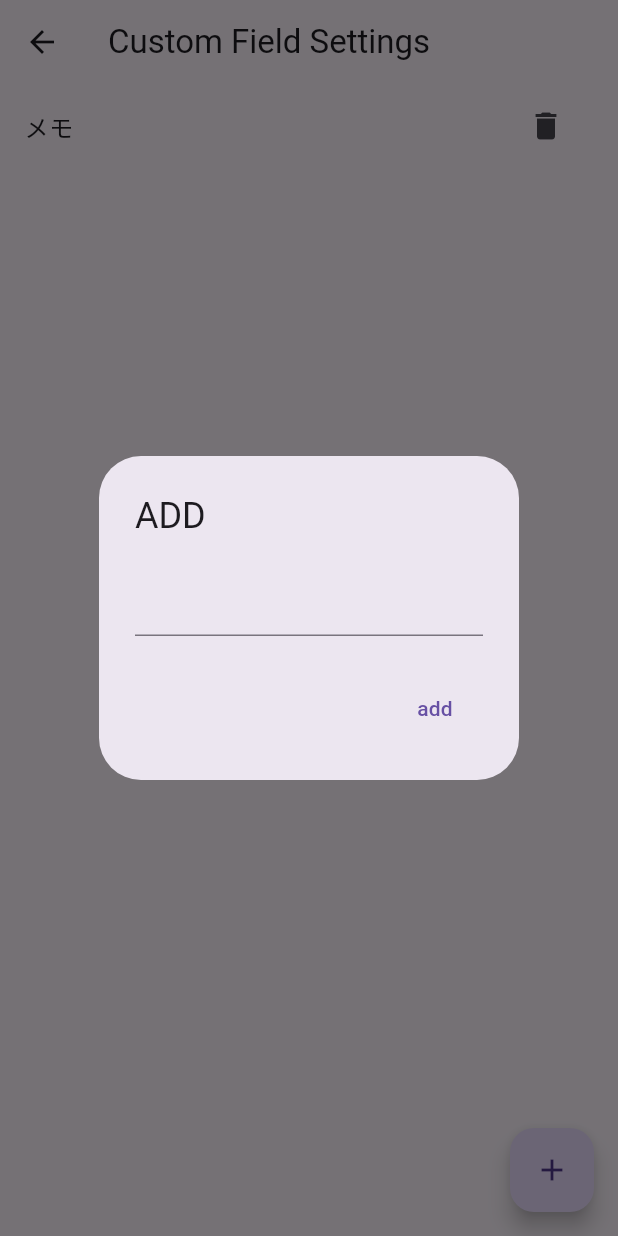
After one commit to JunNakarai/bank-pocket, a Flutter app: the CustomFieldSettingsScreen screen opened directly, after a tap on the "delete" icon, after a tap on the "add" icon, on a phone screen of 412 x 824 dp. The commit adds this screen. Run offline on Flutter 3.47's test engine with Material 3 defaults, Android fonts, the phone set to English and light mode, and no system bars; our stand-ins replace csv, file_picker, share_plus, shared_preferences; accounts and stored records are empty.

Commit message:
feat: 項目設定画面追加 Fixes #14

```diff
--- a/lib/models/bank_account.dart
+++ b/lib/models/bank_account.dart
@@ -9,6 +9,7 @@ class BankAccount {
   bool isAutoWithdrawal;
   String linkedApp;
   String memo;
+  Map<String, String> customFields = {};
 
   List<String> toCsvRow() {
     return [
@@ -36,6 +37,7 @@ class BankAccount {
     this.isAutoWithdrawal = false,
     this.linkedApp = '',
     this.memo = '',
+    this.customFields = const {},
   });
 
   Map<String, dynamic> toJson() => {
@@ -49,6 +51,7 @@ class BankAccount {
     'isAutoWithdrawal': isAutoWithdrawal,
     'linkedApp': linkedApp,
     'memo': memo,
+    'customFields': customFields,
   };
   factory BankAccount.fromJson(Map<String, dynamic> json) => BankAccount(
     userName: json['userName'],
@@ -61,5 +64,6 @@ class BankAccount {
     isAutoWithdrawal: json['isAutoWithdrawal'] ?? false,
     linkedApp: json['linkedApp'] ?? '',
     memo: json['memo'] ?? '',
+    customFields: json['customFields'] ?? const {},
   );
 }
--- /dev/null
+++ b/lib/screens/custom_field_settings_screen.dart
@@ -0,0 +1,96 @@
+import 'package:flutter/material.dart';
+import 'package:shared_preferences/shared_preferences.dart';
+
+class CustomFieldSettingsScreen extends StatefulWidget {
+  const CustomFieldSettingsScreen({super.key});
+
+  @override
+  State<CustomFieldSettingsScreen> createState() =>
+      _CustomFieldSettingsScreenState();
+}
+
+class _CustomFieldSettingsScreenState extends State<CustomFieldSettingsScreen> {
+  final List<String> _customFields = [];
+
+  @override
+  void initState() {
+    super.initState();
+    _loadCustomFields();
+  }
+
+  Future<void> _loadCustomFields() async {
+    final prefs = await SharedPreferences.getInstance();
+    final saved = prefs.getStringList('customFields') ?? [];
+    final defaultFields = ['連携アプリ', 'メモ'];
+
+    if (saved == null || saved.isEmpty) {
+      await prefs.setStringList('customFields', defaultFields);
+      setState(() {
+        _customFields.clear();
+        _customFields.addAll(defaultFields);
+      });
+      return;
+    }
+
+    setState(() {
+      _customFields.clear();
+      _customFields.addAll(saved);
+    });
+  }
+
+  Future<void> _saveCustomFields() async {
+    final prefs = await SharedPreferences.getInstance();
+    await prefs.setStringList('customFields', _customFields);
+  }
+
+  @override
+  Widget build(BuildContext context) {
+    return Scaffold(
+      appBar: AppBar(title: const Text('Custom Field Settings')),
+      body: ListView.builder(
+        itemCount: _customFields.length,
+        itemBuilder: (context, index) {
+          return ListTile(
+            title: Text(_customFields[index]),
+            trailing: IconButton(
+              icon: const Icon(Icons.delete),
+              onPressed: () {
+                setState(() {
+                  _customFields.removeAt(index);
+                });
+                _saveCustomFields();
+              },
+            ),
+          );
+        },
+      ),
+      floatingActionButton: FloatingActionButton(
+        child: const Icon(Icons.add),
+        onPressed: () {
+          showDialog(
+            context: context,
+            builder: (context) {
+              final controller = TextEditingController();
+              return AlertDialog(
+                title: const Text('ADD'),
+                content: TextField(controller: controller),
+                actions: [
+                  TextButton(
+                    onPressed: () {
+                      setState(() {
+                        _customFields.add(controller.text);
+                      });
+                      _saveCustomFields();
+                      Navigator.pop(context);
+                    },
+                    child: const Text('add'),
+                  ),
+                ],
+              );
+            },
+          );
+        },
+      ),
+    );
+  }
+}
```
Also changed, not shown: lib/screens/account_from_screen.dart (+31 -2 lines), lib/screens/account_list_screen.dart (+16 -1 lines).
